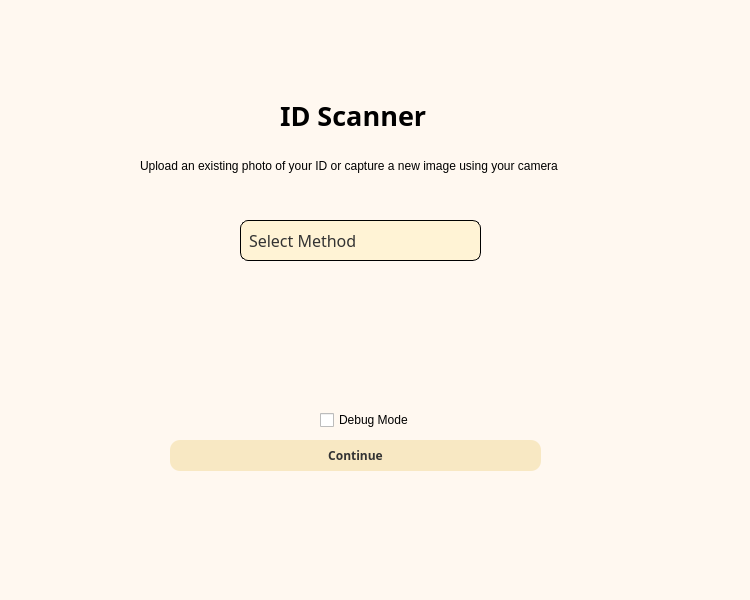
Qt form OCR-main/IDscanner/IDscanner - Copy.ui (renzsyo/OCR) before a commit.
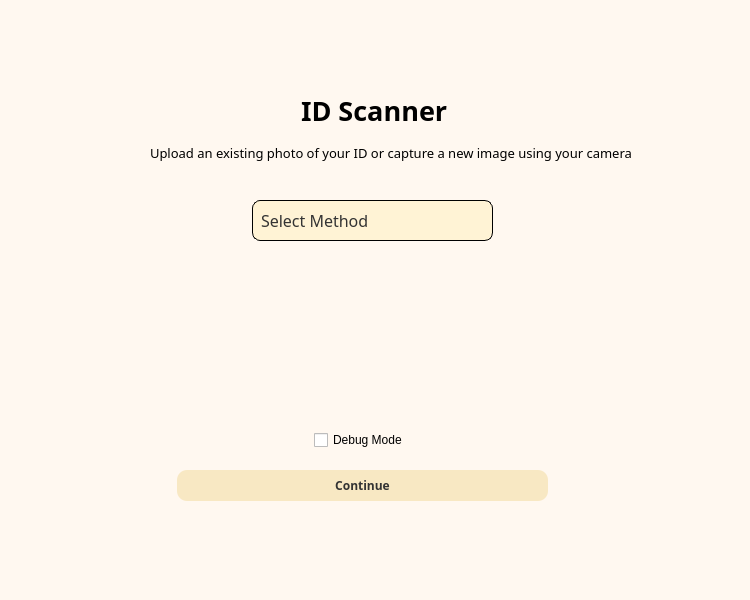
The same form after that commit. The open tabs and pages were chosen to show the change. Icons and pictures are not drawn.

```diff
--- a/OCR-main/IDscanner/IDscanner - Copy.ui
+++ b/OCR-main/IDscanner/IDscanner - Copy.ui
@@ -50,7 +50,9 @@
 QPushButton#backButtonp2,
 QPushButton#backButtonp3,
 QPushButton#backButtonp4,
-QPushButton#backButtonp5 {
+QPushButton#backButtonp5,
+QPushButton#backButtonp6,
+QPushButton#backButtonp7 {
     background-color: transparent;
     color: #333333;
     font-size: 16px;
@@ -104,7 +106,7 @@
    <widget class="QStackedWidget" name="Form1">
     <property name="geometry">
      <rect>
-      <x>0</x>
+      <x>10</x>
       <y>0</y>
       <width>761</width>
       <height>611</height>
@@ -122,8 +124,8 @@
      <widget class="QComboBox" name="idOption">
       <property name="geometry">
        <rect>
-        <x>240</x>
-        <y>220</y>
+        <x>242</x>
+        <y>200</y>
         <width>241</width>
         <height>41</height>
        </rect>
@@ -164,10 +166,10 @@
      <widget class="QLabel" name="label_4">
       <property name="geometry">
        <rect>
-        <x>280</x>
-        <y>90</y>
-        <width>191</width>
-        <height>51</height>
+        <x>291</x>
+        <y>80</y>
+        <width>211</width>
+        <height>61</height>
        </rect>
       </property>
       <property name="font">
@@ -185,8 +187,8 @@
      <widget class="QPushButton" name="continuep1">
       <property name="geometry">
        <rect>
-        <x>170</x>
-        <y>440</y>
+        <x>167</x>
+        <y>470</y>
         <width>371</width>
         <height>31</height>
        </rect>
@@ -380,8 +382,8 @@
      <widget class="QCheckBox" name="debugOption">
       <property name="geometry">
        <rect>
-        <x>320</x>
-        <y>410</y>
+        <x>304</x>
+        <y>430</y>
         <width>101</width>
         <height>20</height>
        </rect>
@@ -394,11 +396,17 @@
       <property name="geometry">
        <rect>
         <x>140</x>
-        <y>150</y>
-        <width>471</width>
+        <y>137</y>
+        <width>591</width>
         <height>31</height>
        </rect>
       </property>
+      <property name="font">
+       <font>
+        <family>Montserrat</family>
+        <pointsize>10</pointsize>
+       </font>
+      </property>
       <property name="text">
        <string>Upload an existing photo of your ID or capture a new image using your camera</string>
       </property>
```
Left out of the diff: 10 changed lines with no effect on the pictures.
